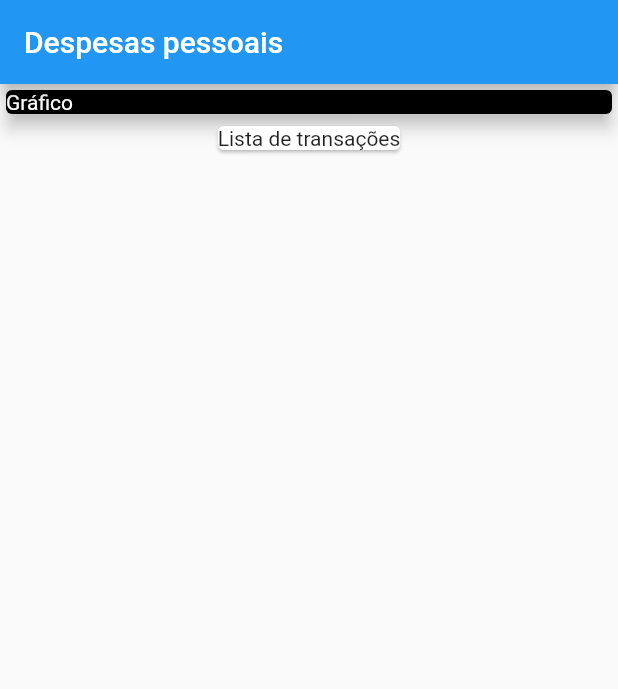
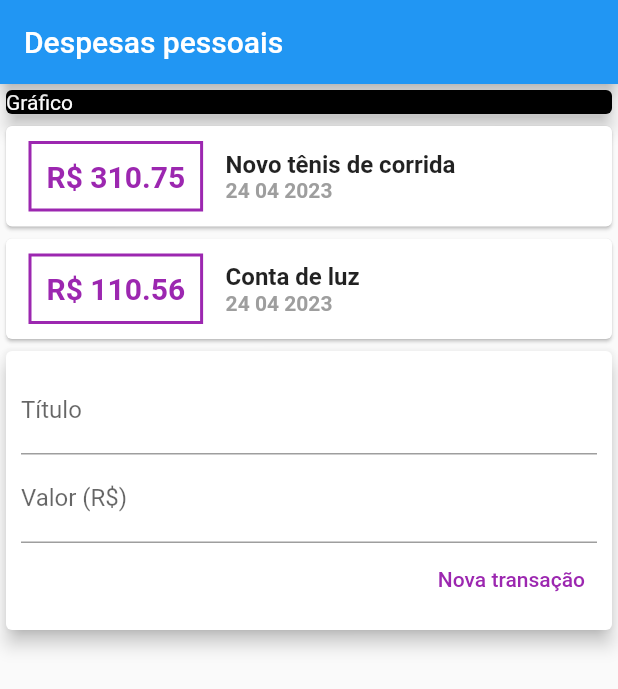
Before and after one commit to iru-Y/personal_expenses, a Flutter app: the screen it shows after launch, on a phone screen of 412 x 824 dp. Shown: the top 689 px of the screen. Run offline on Flutter 3.47's test engine with Material 2 defaults, Android fonts, the phone set to English and light mode, and no system bars.

Commit message:
adicionar e remover tarefas

```diff
--- /dev/null
+++ b/lib/components/transactional_form.dart
@@ -0,0 +1,47 @@
+import 'package:flutter/foundation.dart';
+import 'package:flutter/material.dart';
+
+class TransactionForm extends StatelessWidget {
+  final titleController = TextEditingController();
+  final valueController = TextEditingController();
+
+  final void Function(String, double) onSubmit;
+
+  TransactionForm(this.onSubmit);
+
+  @override
+  Widget build(BuildContext context) {
+    return Card(
+        elevation: 5,
+        child: Padding(
+            padding: const EdgeInsets.all(10),
+            child: Column(
+              children: [
+                TextField(
+                  controller: titleController,
+                  decoration: const InputDecoration(labelText: "Título"),
+                ),
+                TextField(
+                  controller: valueController,
+                  decoration: const InputDecoration(labelText: "Valor (R\$)"),
+                ),
+                Row(
+                  mainAxisAlignment: MainAxisAlignment.end,
+                  children: [
+                    TextButton(
+                      style:
+                          TextButton.styleFrom(foregroundColor: Colors.purple),
+                      onPressed: () {
+                        final title = titleController.text;
+                        final value =
+                            double.tryParse(valueController.text) ?? 0.0;
+                        onSubmit(title, value);
+                      },
+                      child: const Text("Nova transação"),
+                    ),
+                  ],
+                )
+              ],
+            )));
+  }
+}
--- /dev/null
+++ b/lib/components/transactional_list.dart
@@ -0,0 +1,61 @@
+import 'package:flutter/material.dart';
+import 'package:intl/intl.dart';
+import 'package:personal_expenses/models/transaction.dart';
+
+class TransactionalList extends StatelessWidget {
+  final List<Transaction> transactions;
+
+  const TransactionalList(this.transactions, {super.key});
+
+
+
+  @override
+  Widget build(BuildContext context) {
+    return Column(
+        children: transactions.map((tr) {
+      return Card(
+        child: Row(
+          children: <Widget>[
+            Container(
+              margin: const EdgeInsets.symmetric(
+                horizontal: 15,
+                vertical: 10,
+              ),
+              decoration: BoxDecoration(
+                  border: Border.all(
+                color: Colors.purple,
+                width: 2,
+              )),
+              padding: const EdgeInsets.all(10),
+              child: Text(
+                "R\$ ${tr.value.toStringAsFixed(2)}",
+                style: const TextStyle(
+                  fontWeight: FontWeight.bold,
+                  fontSize: 20,
+                  color: Colors.purple,
+                ),
+              ),
+            ),
+            Column(
+              crossAxisAlignment: CrossAxisAlignment.start,
+              children: <Widget>[
+                Text(tr.title,
+                    textAlign: TextAlign.left,
+                    style: const TextStyle(
+                      fontSize: 16,
+                      fontWeight: FontWeight.bold,
+                    )),
+                Text(
+                  DateFormat("d MM y").format(tr.date),
+                  textAlign: TextAlign.left,
+                  style: const TextStyle(
+                      fontWeight: FontWeight.bold, color: Colors.grey),
+                ),
+              ],
+            ),
+          ],
+        ),
+      );
+    }).toList());
+  }
+}
--- /dev/null
+++ b/lib/components/transactional_user.dart
@@ -0,0 +1,44 @@
+import 'dart:math';
+
+import 'package:flutter/material.dart';
+import 'package:personal_expenses/components/transactional_list.dart';
+import 'transactional_form.dart';
+import '../models/transaction.dart';
+
+class TransactionUser extends StatefulWidget {
+  const TransactionUser({super.key});
+
+  @override
+  State<TransactionUser> createState() => _TransactionUserState();
+}
+
+class _TransactionUserState extends State<TransactionUser> {
+  final _transactions = [
+    Transaction("t1", "Novo tênis de corrida", 310.75, DateTime.now()),
+    Transaction("t2", "Conta de luz", 110.56, DateTime.now()),
+  ];
+
+  _addTransaction(String title, double value){
+    final newTransaction = Transaction(
+      Random().nextDouble().toString(),
+      title,
+      value,
+       DateTime.now()
+    );
+
+    setState(() {
+    _transactions.add(newTransaction);
+    });
+
+  }
+
+  @override
+  Widget build(BuildContext context) {
+    return Column(
+      children: [
+        TransactionalList(_transactions),
+        TransactionForm(_addTransaction)
+      ],
+    );
+  }
+}
--- a/lib/main.dart
+++ b/lib/main.dart
@@ -1,4 +1,6 @@
 import 'package:flutter/material.dart';
+
+import 'components/transactional_user.dart';
 
 main() => runApp(const ExpenseApp());
 
@@ -14,6 +16,8 @@ class ExpenseApp extends StatelessWidget {
 }
 
 class MyHome extends StatelessWidget {
+
+
   const MyHome({super.key});
 
   @override
@@ -22,22 +26,20 @@ class MyHome extends StatelessWidget {
       appBar: AppBar(
         title: const Text("Despesas pessoais"),
       ),
-        body: Column(children: const <Widget>[
+      body: Column(
+        crossAxisAlignment: CrossAxisAlignment.stretch,
+        children: const <Widget>[
+              // ignore: avoid_unnecessary_containers
               SizedBox(
-            width: double.infinity,
                 child: Card(
                  color: Colors.black,
                  elevation: 5,
-              child: Text("Gráfico",
-               style: TextStyle(
-                color: Colors.white
-                )),
+                 child: Text("Gráfico", style: TextStyle(color: Colors.white)),
                            ),
               ),
-          Card(
-            child: Text("Lista de transações"),
+           TransactionUser()
+        ],
       ),
-
-        ]));
+    );
   }
 }
--- /dev/null
+++ b/lib/models/transaction.dart
@@ -0,0 +1,13 @@
+class Transaction{
+  final String id;
+  final String title;
+  final double value;
+  final DateTime date;
+
+  Transaction(
+    this.id,
+    this.title,
+    this.value,
+    this.date,
+    );
+}
--- a/pubspec.yaml
+++ b/pubspec.yaml
@@ -35,7 +35,7 @@ dependencies:
   # The following adds the Cupertino Icons font to your application.
   # Use with the CupertinoIcons class for iOS style icons.
   cupertino_icons: ^1.0.2
-
+  intl: ^0.18.1
 dev_dependencies:
   flutter_test:
     sdk: flutter
```
Also changed, not shown: pubspec.lock, 1 other file. Lines whose indentation alone changed are shown as unchanged.
